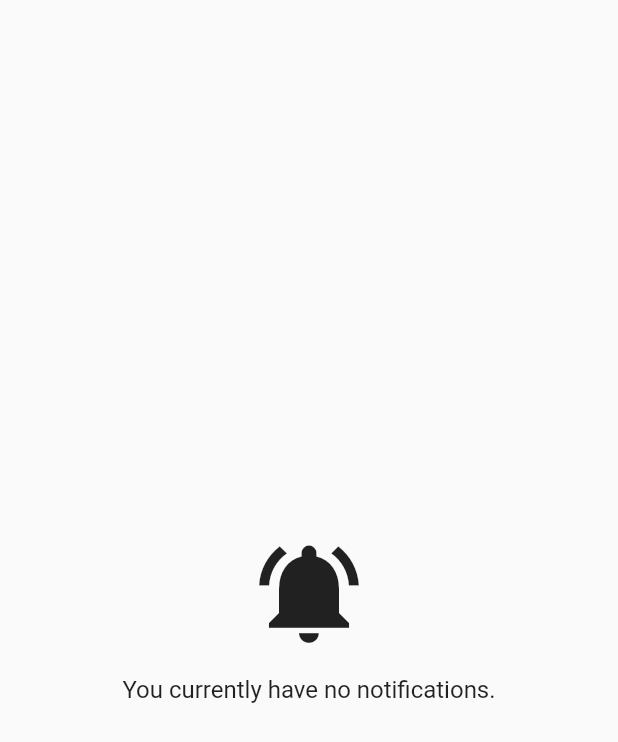
After one commit to prash5t/postreal, a Flutter app: the NotificationScreen screen opened directly, on a phone screen of 412 x 824 dp. The commit adds this screen. Shown: the top 742 px of the screen. Run offline on Flutter 3.47's test engine with Material 2 defaults, Android fonts, the phone set to English and light mode, and no system bars; our stand-ins replace bloc, cloud_firestore, equatable, firebase_auth, firebase_core, firebase_storage and 5 more; accounts and stored records are empty.

Commit message:
feat: in-app notification for like/comment/follow

```diff
--- /dev/null
+++ b/lib/data/models/notification.dart
@@ -0,0 +1,50 @@
+import 'package:cloud_firestore/cloud_firestore.dart';
+
+class UserNotification {
+  final String senderId;
+  final String senderUsername;
+  final String senderProfilePic;
+  final String notificationType;
+  final DateTime timeStamp;
+  final bool isRead;
+  // final String msg;
+  final String? postId;
+  final String? postPicUrl;
+
+  const UserNotification(
+      {required this.senderId,
+      required this.senderUsername,
+      required this.senderProfilePic,
+      required this.notificationType,
+      required this.timeStamp,
+      this.isRead = false,
+      // required this.msg,
+      this.postId,
+      this.postPicUrl});
+
+  Map<String, dynamic> toJson() => {
+        'senderId': senderId,
+        'senderUsername': senderUsername,
+        'senderProfilePic': senderProfilePic,
+        'notificationType': notificationType,
+        'timeStamp': timeStamp,
+        'isRead': isRead,
+        // 'msg': msg,
+        'postId': postId,
+        'postPicUrl': postPicUrl
+      };
+
+  static UserNotification fromSnap(DocumentSnapshot snapshot) {
+    Map<String, dynamic> snap = snapshot.data() as Map<String, dynamic>;
+    return UserNotification(
+        senderId: snap['senderId'],
+        senderUsername: snap['senderUsername'],
+        senderProfilePic: snap['senderProfilePic'],
+        notificationType: snap['notificationType'],
+        timeStamp: snap['timeStamp'].toDate(),
+        isRead: snap['isRead'],
+        // msg: snap['msg'],
+        postId: snap['postId'],
+        postPicUrl: snap['postPicUrl']);
+  }
+}
--- /dev/null
+++ b/lib/presentation/shared_layout/notification_screen.dart
@@ -0,0 +1,56 @@
+import 'package:flutter/material.dart';
+import 'package:postreal/data/firestore_methods.dart';
+import 'package:postreal/data/models/notification.dart';
+import 'package:postreal/presentation/widgets/no_notification_widget.dart';
+import 'package:postreal/presentation/widgets/notification_tile.dart';
+
+class NotificationScreen extends StatefulWidget {
+  const NotificationScreen({super.key});
+
+  @override
+  State<NotificationScreen> createState() => _NotificationScreenState();
+}
+
+class _NotificationScreenState extends State<NotificationScreen> {
+  @override
+  void dispose() {
+    super.dispose();
+    FirestoreMethods().markNotificationsAsRead();
+  }
+
+  @override
+  Widget build(BuildContext context) {
+    return Scaffold(
+      body: SafeArea(
+          child: StreamBuilder(
+              stream: FirestoreMethods().notificationStream(),
+              builder: (context, snapshot) {
+                if (snapshot.connectionState == ConnectionState.waiting) {
+                  return const Center(
+                    child: CircularProgressIndicator(),
+                  );
+                } else if (snapshot.data!.docs.isEmpty) {
+                  return const NoNotificationWidget();
+                }
+                return Column(
+                  children: [
+                    TextButton(
+                        onPressed: () async {
+                          await FirestoreMethods().deleteAllNotifications();
+                        },
+                        child: const Text("Clear all")),
+                    Expanded(
+                      child: ListView.builder(
+                          key: const PageStorageKey<String>('notificationPage'),
+                          scrollDirection: Axis.vertical,
+                          itemCount: snapshot.data!.docs.length,
+                          itemBuilder: (context, index) => NotificationTile(
+                              notification: UserNotification.fromSnap(
+                                  snapshot.data!.docs[index]))),
+                    ),
+                  ],
+                );
+              })),
+    );
+  }
+}
--- /dev/null
+++ b/lib/presentation/widgets/no_notification_widget.dart
@@ -0,0 +1,26 @@
+import 'package:flutter/material.dart';
+
+import 'custom_text.dart';
+
+class NoNotificationWidget extends StatelessWidget {
+  const NoNotificationWidget({
+    super.key,
+  });
+
+  @override
+  Widget build(BuildContext context) {
+    return Center(
+      child: Column(
+        mainAxisAlignment: MainAxisAlignment.center,
+        children: const [
+          Icon(
+            Icons.notifications_active,
+            size: 80,
+          ),
+          SizedBox(height: 15),
+          CustomText(text: "You currently have no notifications.")
+        ],
+      ),
+    );
+  }
+}
```
Also changed, not shown: lib/data/firestore_methods.dart (+110 -16 lines), lib/presentation/shared_layout/comments_screen.dart (+5 -2 lines), lib/presentation/shared_layout/home_screen.dart (+25 -6 lines), lib/presentation/shared_layout/profile_screen.dart (+7 -4 lines), lib/presentation/widgets/notification_tile.dart (added, +40 -0 lines), lib/presentation/widgets/post_card.dart (+8 -2 lines), lib/utils/notification_msg.dart (added, +14 -0 lines).
